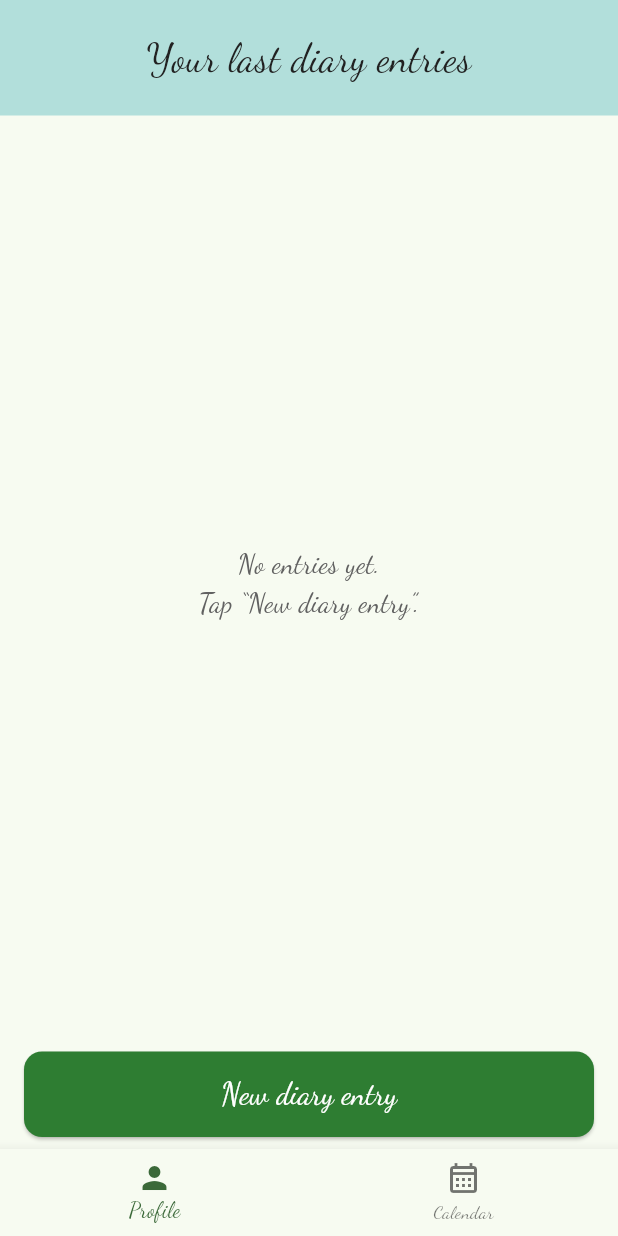
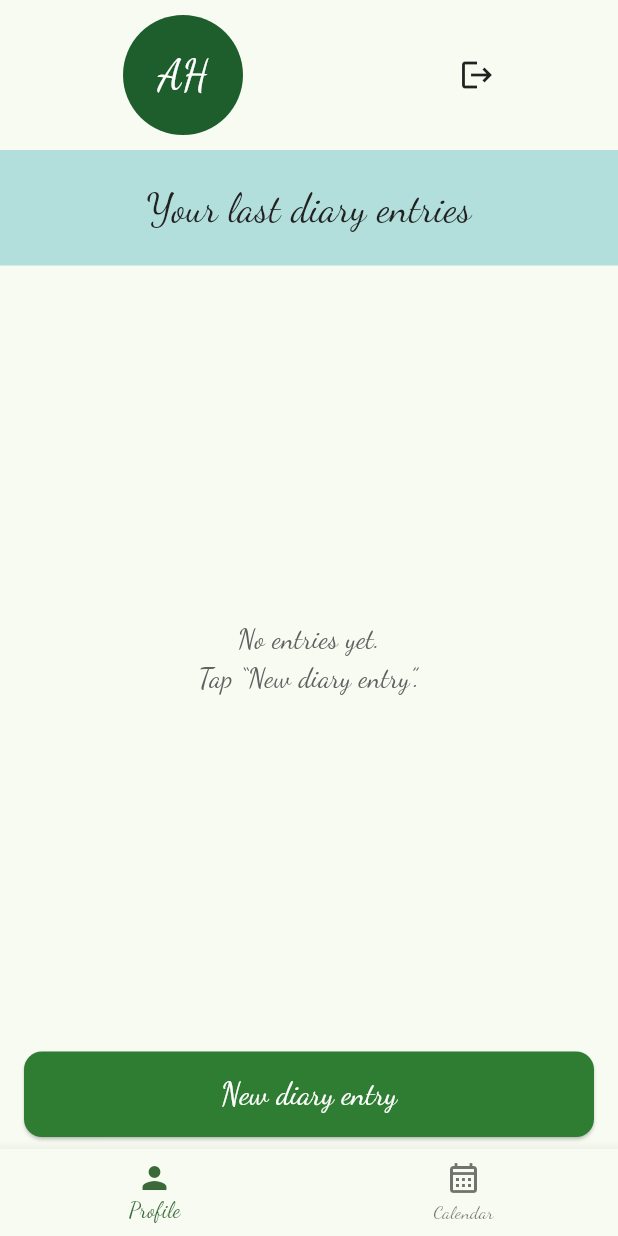
Before and after one commit to 1LisaW/42_Piscine_Mobile-, a Flutter app: the screen it shows once a user with an empty profile is signed in, on a phone screen of 412 x 824 dp. Run offline on Flutter 3.47's test engine with Material 3 defaults, Android fonts, the phone set to English and light mode, and no system bars; our stand-ins replace cloud_firestore, firebase_auth, firebase_core, fl_chart, flutter_dotenv, flutter_riverpod and 3 more; accounts and stored records are empty.

Commit message:
feat: add profile user info widget block

```diff
--- a/mobileModule04/diary_app/lib/features/auth/login_screen.dart
+++ b/mobileModule04/diary_app/lib/features/auth/login_screen.dart
@@ -1,3 +1,4 @@
+import 'package:diary_app/screens/home_screen.dart';
 import 'package:flutter/material.dart';
 import 'package:diary_app/features/auth/auth_controller.dart';
 import 'package:flutter_riverpod/flutter_riverpod.dart';
@@ -21,6 +22,8 @@ class _LoginScreenState extends ConsumerState<LoginScreen> {
       next.whenOrNull(
         data: (_) {
           // Handle successful login (e.g., navigate to home screen)
+          Navigator.push(context,
+                  MaterialPageRoute(builder: (context) => const HomeScreen()),);
         },
         loading: () {
           // Show loading indicator
--- a/mobileModule04/diary_app/lib/screens/home_screen.dart
+++ b/mobileModule04/diary_app/lib/screens/home_screen.dart
@@ -1,6 +1,7 @@
 import 'package:diary_app/features/auth/auth_controller.dart';
 import 'package:diary_app/models/diary_entry.dart';
 import 'package:diary_app/providers/diary_providers.dart';
+import 'package:firebase_auth/firebase_auth.dart';
 import 'package:flutter/material.dart';
 import 'package:flutter_riverpod/flutter_riverpod.dart';
 import 'package:intl/intl.dart';
@@ -24,6 +25,7 @@ class _HomeScreenState extends ConsumerState<HomeScreen> {
   @override
   Widget build(BuildContext context) {
     final entriesAsync = ref.watch(diaryEntriesProvider);
+    final User? user = ref.read(authStateProvider).value;
 
     return Scaffold(
       body: IndexedStack(
@@ -32,6 +34,7 @@ class _HomeScreenState extends ConsumerState<HomeScreen> {
           _ProfileTab(
             entriesAsync: entriesAsync,
             onOpenEntry: (entry) => _showReadEntryDialog(context, entry),
+            user: user,
           ),
           const _CalendarPlaceholder(),
         ],
@@ -177,7 +180,9 @@ class _HomeScreenState extends ConsumerState<HomeScreen> {
                   onPressed: () async {
                     final title = titleCtrl.text.trim();
                     if (title.isEmpty) return;
-                    await ref.read(diaryServiceProvider).addEntry(
+                    await ref
+                        .read(diaryServiceProvider)
+                        .addEntry(
                           email: email,
                           title: title,
                           body: bodyCtrl.text.trim(),
@@ -222,10 +227,7 @@ class _HomeScreenState extends ConsumerState<HomeScreen> {
           ),
           title: Text(
             dateStr,
-            style: const TextStyle(
-              fontFamily: 'DancingScript',
-              fontSize: 20,
-            ),
+            style: const TextStyle(fontFamily: 'DancingScript', fontSize: 20),
           ),
           content: SingleChildScrollView(
             child: Column(
@@ -260,7 +262,9 @@ class _HomeScreenState extends ConsumerState<HomeScreen> {
           actions: [
             TextButton(
               onPressed: () async {
-                await ref.read(diaryServiceProvider).deleteEntry(email, entry.id);
+                await ref
+                    .read(diaryServiceProvider)
+                    .deleteEntry(email, entry.id);
                 if (ctx.mounted) Navigator.of(ctx).pop();
               },
               child: const Text(
@@ -283,19 +287,49 @@ class _HomeScreenState extends ConsumerState<HomeScreen> {
   }
 }
 
+class Profile_Info extends StatelessWidget {
+  const Profile_Info({this.user});
+  final User? user;
+  static const IconData logout = IconData(0xe3b3, fontFamily: 'MaterialIcons');
+
+  @override
+  Widget build(BuildContext context) {
+    return (
+      Padding(
+        padding: EdgeInsetsGeometry.all(10),
+        child: Row(
+      mainAxisAlignment: MainAxisAlignment.spaceEvenly,
+      children: [
+        CircleAvatar(
+          backgroundColor: const Color.fromARGB(255, 30, 94, 44),
+          foregroundColor: Colors.white,
+          radius: 40,
+          child: const Text('AH', style: TextStyle(fontSize: 28),),
+        ),
+        Text(user?.email ?? '', style: TextStyle(fontSize: 20)),
+        Icon(logout)
+      ],
+    ),
+      ));
+  }
+}
+
 class _ProfileTab extends StatelessWidget {
   const _ProfileTab({
     required this.entriesAsync,
     required this.onOpenEntry,
+    this.user,
   });
 
   final AsyncValue<List<DiaryEntry>> entriesAsync;
   final void Function(DiaryEntry) onOpenEntry;
+  final User? user;
 
   @override
   Widget build(BuildContext context) {
     return Column(
       children: [
+        if (user != null) Profile_Info(user: user,),
         Container(
           width: double.infinity,
           padding: const EdgeInsets.symmetric(vertical: 20),
@@ -335,10 +369,7 @@ class _ProfileTab extends StatelessWidget {
                 separatorBuilder: (_, __) => const SizedBox(height: 12),
                 itemBuilder: (context, i) {
                   final e = entries[i];
-                  return _DiaryListTile(
-                    entry: e,
-                    onTap: () => onOpenEntry(e),
-                  );
+                  return _DiaryListTile(entry: e, onTap: () => onOpenEntry(e));
                 },
               );
             },
@@ -352,10 +383,7 @@ class _ProfileTab extends StatelessWidget {
 }
 
 class _DiaryListTile extends StatelessWidget {
-  const _DiaryListTile({
-    required this.entry,
-    required this.onTap,
-  });
+  const _DiaryListTile({required this.entry, required this.onTap});
 
   final DiaryEntry entry;
   final VoidCallback onTap;
```
Also changed, not shown: mobileModule04/diary_app/lib/widgets/profile_block.dart (added, +23 -0 lines).
